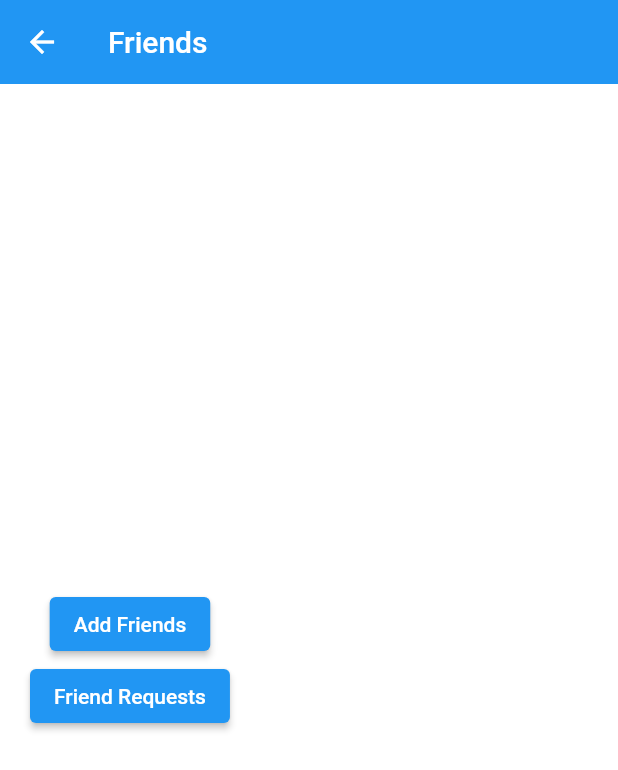
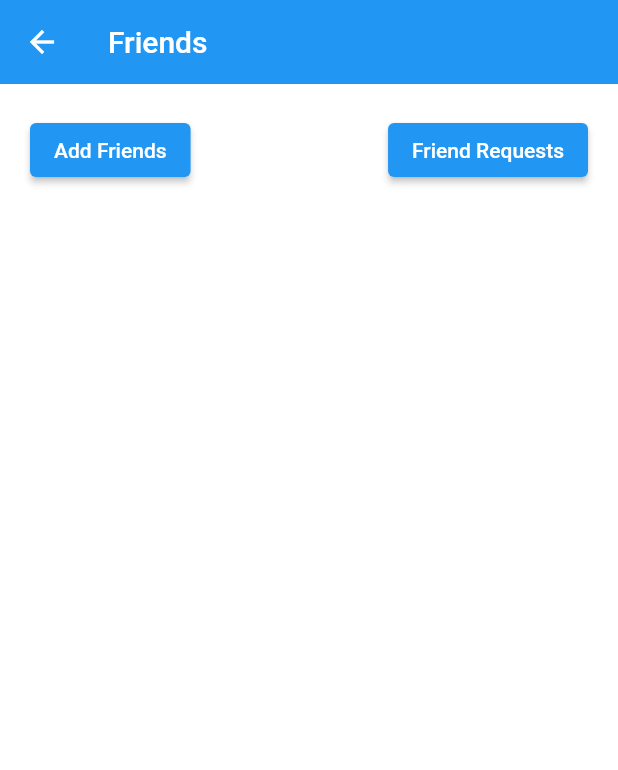
Before and after one commit to acandelmo3/uTime, a Flutter app: the screen it shows once a user with an empty profile is signed in, after a tap on "Friends", on a phone screen of 412 x 824 dp. Shown: the top 770 px of the screen. Run offline on Flutter 3.47's test engine with Material 2 defaults, Android fonts, the phone set to English and light mode, and no system bars; our stand-ins replace cloud_firestore, firebase_auth, firebase_core; missing offline and left inert: dob_input_field, usage_stats; accounts and stored records are empty.

Commit message:
March 1st Updates
-Minor Bug fixes in User Profile Screen
-Implemented the friends list functionality

```diff
--- a/sav3/lib/screens/friend_requests.dart
+++ b/sav3/lib/screens/friend_requests.dart
@@ -34,13 +34,14 @@ class _FriendRequestsState extends State<FriendRequests> {
             children: [
               Text(friend),
               Spacer(flex: 8),
-            ElevatedButton(
+              ElevatedButton(
                   onPressed: () {
                     fs.acceptRequest(friend);
                   },
                   child: Text('Accept')),
             ],
           ));
+          reqWidgets.add(Spacer());
         }
       });
     });
--- a/sav3/lib/screens/friends_list.dart
+++ b/sav3/lib/screens/friends_list.dart
@@ -1,10 +1,77 @@
+import 'package:cloud_firestore/cloud_firestore.dart';
 import 'package:flutter/material.dart';
+import 'package:sav3/screens/user_profile.dart';
 
+import '../services/firestore.dart';
 import 'add_friends.dart';
 import 'friend_requests.dart';
 
-class FriendsList extends StatelessWidget {
-  const FriendsList({super.key});
+class FriendsList extends StatefulWidget {
+  @override
+  State<FriendsList> createState() => _FriendsListState();
+}
+
+class _FriendsListState extends State<FriendsList> {
+  final Firestore fs = Firestore();
+
+  Future<List<Widget>> BuildList() async {
+    List<Widget> reqWidgets = <Widget>[];
+    reqWidgets.add(
+      Row(children: [
+        ElevatedButton(
+          child: const Text('Add Friends'),
+          onPressed: () => Navigator.push(
+              context, MaterialPageRoute(builder: (context) => AddFriends())),
+        ),
+        const Spacer(
+          flex: 2,
+        ),
+        ElevatedButton(
+          child: const Text('Friend Requests'),
+          onPressed: () => Navigator.push(context,
+              MaterialPageRoute(builder: (context) => FriendRequests())),
+        ),
+      ]),
+    );
+    reqWidgets.add(Padding(padding: EdgeInsets.all(10.0),));
+    final curr = FirebaseFirestore.instance
+        .collection('id map')
+        .doc(Firestore.getCurrentUser());
+
+    await curr.get().then((DocumentSnapshot documentSnapshot) async {
+      final user = FirebaseFirestore.instance
+          .collection('users')
+          .doc(await documentSnapshot.get(FieldPath(['name'])));
+      await user.get().then((DocumentSnapshot documentSnapshot) async {
+        for (int i = 0;
+            i < await documentSnapshot.get(FieldPath(['Friends List'])).length;
+            i++) {
+          String friend = await documentSnapshot
+              .get(FieldPath(['Friends List']))
+              .elementAt(i);
+          reqWidgets.add(Row(
+            children: [
+              Text(friend),
+              Spacer(flex: 8),
+              ElevatedButton(
+                  onPressed: () {
+                    Navigator.push(
+                        context,
+                        MaterialPageRoute(
+                            builder: (context) => UserProfile(
+                                documentSnapshot
+                                    .get(FieldPath(['Friend Code'])),
+                                friend)));
+                  },
+                  child: Text('Profile')),
+            ],
+          ));
+          reqWidgets.add(Spacer());
+        }
+      });
+    });
+    return reqWidgets;
+  }
 
   @override
   Widget build(BuildContext context) {
@@ -13,23 +80,20 @@ class FriendsList extends StatelessWidget {
       appBar: AppBar(
         backgroundColor: Colors.blue,
         elevation: 0.0,
-        title: const Text('Friends'),),
-      body: Padding(
-        padding: const EdgeInsets.all(20.0),
-        child: Column(mainAxisAlignment: MainAxisAlignment.center,
-        crossAxisAlignment: CrossAxisAlignment.center,
-          children: [
-            ElevatedButton(
-              child: const Text('Add Friends'),
-              onPressed: () => Navigator.push(context,
-                    MaterialPageRoute(builder: (context) => AddFriends())),
-            ),
-            ElevatedButton(
-              child: const Text('Friend Requests'),
-              onPressed: () => Navigator.push(context,
-                    MaterialPageRoute(builder: (context) => FriendRequests())),
-            ),
-          ]),),
+        title: const Text('Friends'),
+      ),
+      body: FutureBuilder<List<Widget>>(
+          future: BuildList(),
+          builder:
+              (BuildContext context, AsyncSnapshot<List<Widget>> snapshot) {
+            if (snapshot.hasData) {
+              return Padding(
+                  padding: const EdgeInsets.all(20.0),
+                  child: Column(children: snapshot.data!));
+            } else {
+              return Container();
+            }
+          }),
     );
   }
 }
```
Also changed, not shown: sav3/lib/screens/user_profile.dart (+9 -8 lines).
